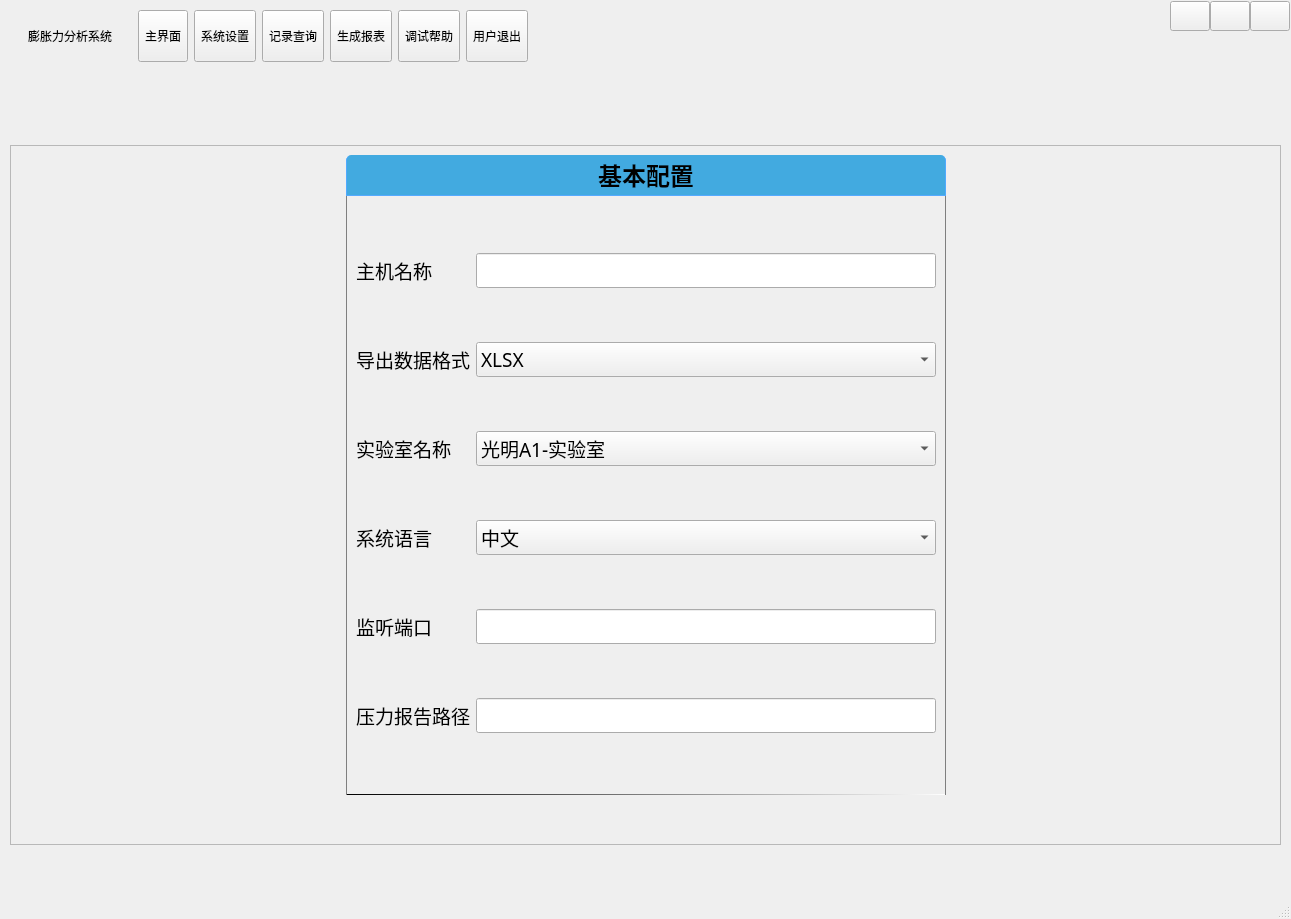
First picture: the form in MainWnd.ui, repository byteman/bullet, before the edit.
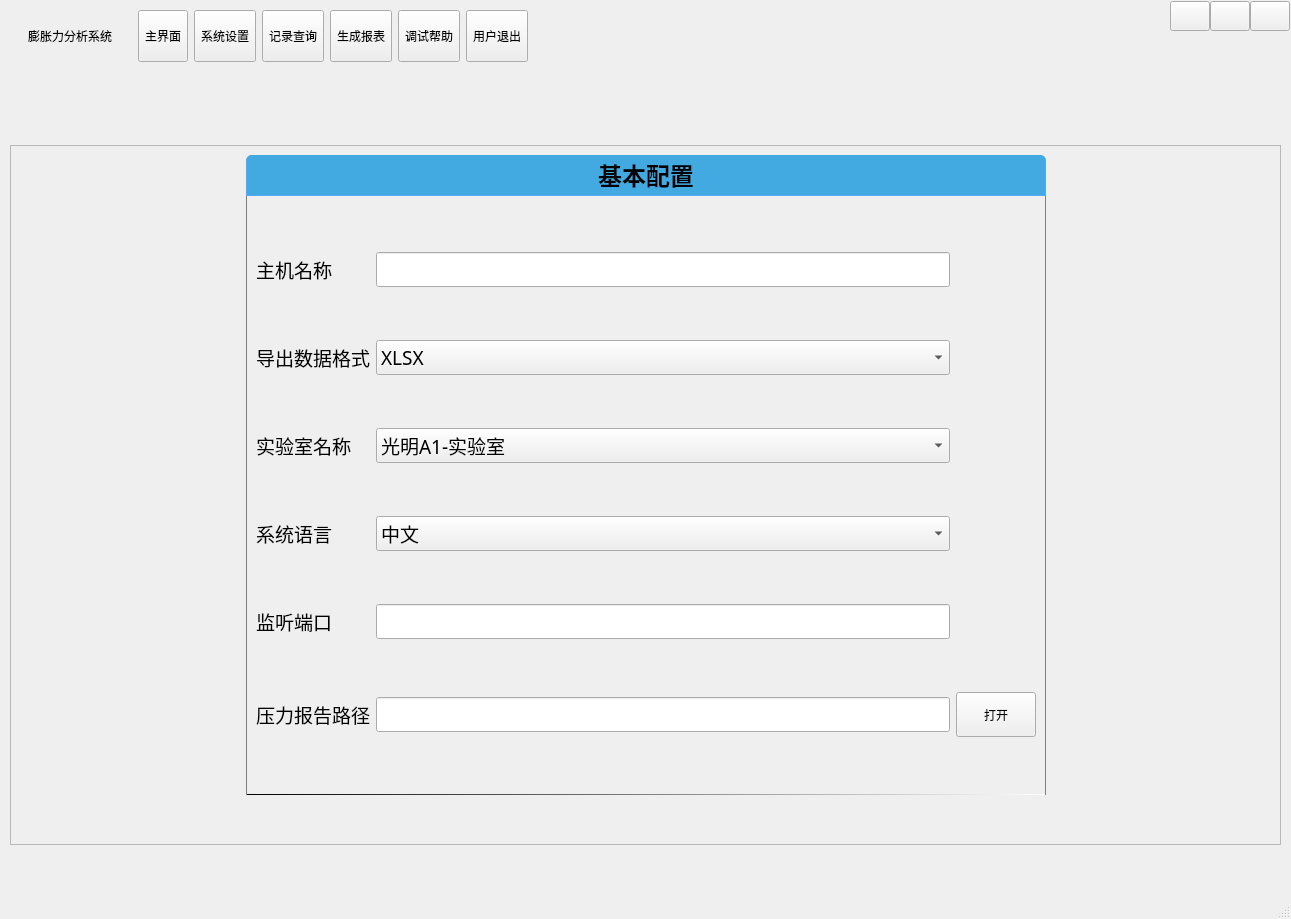
Second picture: the form after the edit. The open tabs and pages were chosen to show the change. Icons and pictures are not drawn. Custom widgets are drawn as their Qt base class.

```diff
--- a/MainWnd.ui
+++ b/MainWnd.ui
@@ -351,7 +351,7 @@
       <string notr="true"/>
      </property>
      <property name="currentIndex">
-      <number>2</number>
+      <number>1</number>
      </property>
      <widget class="QWidget" name="page1">
       <layout class="QHBoxLayout" name="horizontalLayout_4">
@@ -705,7 +705,7 @@
                  <widget class="QGroupBox" name="groupBox">
                   <property name="minimumSize">
                    <size>
-                    <width>600</width>
+                    <width>800</width>
                     <height>600</height>
                    </size>
                   </property>
@@ -750,7 +750,7 @@
                      </property>
                     </widget>
                    </item>
-                   <item row="1" column="1">
+                   <item row="1" column="2">
                     <widget class="QComboBox" name="cbxFileFormat">
                      <property name="font">
                       <font>
@@ -785,21 +785,6 @@
                      </property>
                     </widget>
                    </item>
-                   <item row="2" column="1">
-                    <widget class="QComboBox" name="cbxCorp">
-                     <property name="font">
-                      <font>
-                       <family>微软雅黑</family>
-                       <pointsize>14</pointsize>
-                      </font>
-                     </property>
-                     <item>
-                      <property name="text">
-                       <string>光明A1-实验室</string>
-                      </property>
-                     </item>
-                    </widget>
-                   </item>
                    <item row="3" column="0">
                     <widget class="QLabel" name="label_4">
                      <property name="font">
@@ -813,7 +798,22 @@
                      </property>
                     </widget>
                    </item>
-                   <item row="3" column="1">
+                   <item row="2" column="2">
+                    <widget class="QComboBox" name="cbxCorp">
+                     <property name="font">
+                      <font>
+                       <family>微软雅黑</family>
+                       <pointsize>14</pointsize>
+                      </font>
+                     </property>
+                     <item>
+                      <property name="text">
+                       <string>光明A1-实验室</string>
+                      </property>
+                     </item>
+                    </widget>
+                   </item>
+                   <item row="3" column="2">
                     <widget class="QComboBox" name="cbxLang">
                      <property name="font">
                       <font>
@@ -828,6 +828,32 @@
                      </item>
                     </widget>
                    </item>
+                   <item row="5" column="0">
+                    <widget class="QLabel" name="lblFtpAddr_4">
+                     <property name="font">
+                      <font>
+                       <family>微软雅黑</family>
+                       <pointsize>14</pointsize>
+                      </font>
+                     </property>
+                     <property name="text">
+                      <string>压力报告路径</string>
+                     </property>
+                    </widget>
+                   </item>
+                   <item row="0" column="0">
+                    <widget class="QLabel" name="label_12">
+                     <property name="font">
+                      <font>
+                       <family>微软雅黑</family>
+                       <pointsize>14</pointsize>
+                      </font>
+                     </property>
+                     <property name="text">
+                      <string>主机名称</string>
+                     </property>
+                    </widget>
+                   </item>
                    <item row="4" column="0">
                     <widget class="QLabel" name="label">
                      <property name="font">
@@ -841,7 +867,7 @@
                      </property>
                     </widget>
                    </item>
-                   <item row="0" column="1">
+                   <item row="0" column="2">
                     <widget class="QLineEdit" name="edtHost">
                      <property name="font">
                       <font>
@@ -851,43 +877,7 @@
                      </property>
                     </widget>
                    </item>
-                   <item row="0" column="0">
-                    <widget class="QLabel" name="label_12">
-                     <property name="font">
-                      <font>
-                       <family>微软雅黑</family>
-                       <pointsize>14</pointsize>
-                      </font>
-                     </property>
-                     <property name="text">
-                      <string>主机名称</string>
-                     </property>
-                    </widget>
-                   </item>
-                   <item row="5" column="0">
-                    <widget class="QLabel" name="lblFtpAddr_4">
-                     <property name="font">
-                      <font>
-                       <family>微软雅黑</family>
-                       <pointsize>14</pointsize>
-                      </font>
-                     </property>
-                     <property name="text">
-                      <string>压力报告路径</string>
-                     </property>
-                    </widget>
-                   </item>
-                   <item row="4" column="1">
-                    <widget class="QLineEdit" name="edtPort">
-                     <property name="font">
-                      <font>
-                       <family>微软雅黑</family>
-                       <pointsize>14</pointsize>
-                      </font>
-                     </property>
-                    </widget>
-                   </item>
-                   <item row="5" column="1">
+                   <item row="5" column="2">
                     <widget class="QLineEdit" name="edtFtpBase">
                      <property name="font">
                       <font>
@@ -900,6 +890,35 @@
                      </property>
                     </widget>
                    </item>
+                   <item row="4" column="2">
+                    <widget class="QLineEdit" name="edtPort">
+                     <property name="font">
+                      <font>
+                       <family>微软雅黑</family>
+                       <pointsize>14</pointsize>
+                      </font>
+                     </property>
+                    </widget>
+                   </item>
+                   <item row="5" column="3">
+                    <widget class="QPushButton" name="btnOpenReport">
+                     <property name="minimumSize">
+                      <size>
+                       <width>50</width>
+                       <height>45</height>
+                      </size>
+                     </property>
+                     <property name="maximumSize">
+                      <size>
+                       <width>80</width>
+                       <height>16777215</height>
+                      </size>
+                     </property>
+                     <property name="text">
+                      <string>打开</string>
+                     </property>
+                    </widget>
+                   </item>
                   </layout>
                  </widget>
                 </item>
```
